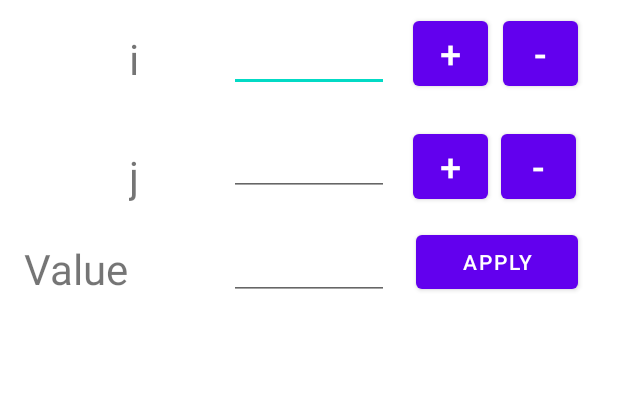
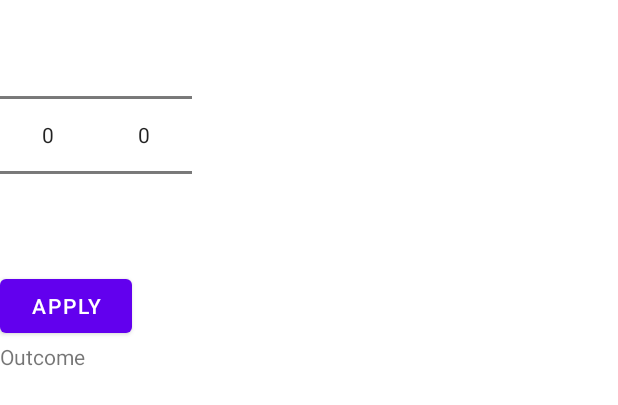
Before and after one commit to qbibubi/graphThing, an Android app: the layout activity_main.xml on its own in the app's theme, with its tools: preview values and no code run, on a phone screen of 412 x 824 dp. Shown: the top 405 px of the screen. Run offline under Robolectric (Android 15) with nearby library versions, the phone set to English and light mode, and no system bars.

Commit message:
Remove dijkstra class, update layout and strings.xml

```diff
--- a/app/src/main/java/com/example/graphthing/DijkstraPathFinding.kt
+++ /dev/null
@@ -1,4 +0,0 @@
-package com.example.graphthing
-
-class DijkstraPathFinding {
-}
--- a/app/src/main/res/layout/activity_main.xml
+++ b/app/src/main/res/layout/activity_main.xml
@@ -1,137 +1,38 @@
 <?xml version="1.0" encoding="utf-8"?>
-<androidx.constraintlayout.widget.ConstraintLayout xmlns:android="http://schemas.android.com/apk/res/android"
-    xmlns:app="http://schemas.android.com/apk/res-auto"
+<LinearLayout xmlns:android="http://schemas.android.com/apk/res/android"
     xmlns:tools="http://schemas.android.com/tools"
     android:layout_width="match_parent"
     android:layout_height="match_parent"
+    android:orientation="vertical"
     tools:context=".MainActivity">
 
-    <Button
-        android:id="@+id/incrementButtonJ"
-        android:layout_width="50dp"
-        android:layout_height="55dp"
-        android:layout_marginStart="16dp"
-        android:layout_marginTop="20dp"
-        android:text="@string/increment_button"
-        android:textSize="25sp"
-        app:layout_constraintStart_toEndOf="@+id/jTextNumber"
-        app:layout_constraintTop_toBottomOf="@+id/incrementButtonI" />
-
-    <Button
-        android:id="@+id/decrementButtonJ"
-        android:layout_width="50dp"
-        android:layout_height="55dp"
-        android:layout_marginStart="8dp"
-        android:layout_marginTop="20dp"
-        android:text="@string/decrement_button"
-        android:textSize="25sp"
-        app:layout_constraintEnd_toEndOf="parent"
-        app:layout_constraintHorizontal_bias="0.034"
-        app:layout_constraintStart_toEndOf="@+id/incrementButtonJ"
-        app:layout_constraintTop_toBottomOf="@+id/decrementButtonI" />
-
-    <TextView
-        android:id="@+id/iTV"
+    <LinearLayout
         android:layout_width="wrap_content"
         android:layout_height="wrap_content"
-        android:layout_marginTop="20dp"
-        android:layout_marginEnd="40dp"
-        android:text="@string/i_text"
-        android:textSize="28sp"
-        app:layout_constraintEnd_toStartOf="@+id/iTextNumber"
-        app:layout_constraintHorizontal_bias="0.811"
-        app:layout_constraintStart_toStartOf="parent"
-        app:layout_constraintTop_toTopOf="parent" />
+        android:orientation="horizontal">
 
-    <TextView
-        android:id="@+id/jTV"
-        android:layout_width="wrap_content"
-        android:layout_height="wrap_content"
-        android:layout_marginTop="40dp"
-        android:text="@string/j_text"
-        android:textSize="28sp"
-        app:layout_constraintEnd_toStartOf="@+id/jTextNumber"
-        app:layout_constraintHorizontal_bias="0.589"
-        app:layout_constraintStart_toStartOf="parent"
-        app:layout_constraintTop_toBottomOf="@+id/iTV" />
+        <NumberPicker
+            android:id="@+id/startPoint"
+            android:layout_width="wrap_content"
+            android:layout_height="wrap_content" />
+
+        <NumberPicker
+            android:id="@+id/endPoint"
+            android:layout_width="wrap_content"
+            android:layout_height="wrap_content" />
+
+    </LinearLayout>
 
     <Button
         android:id="@+id/applyButton"
-        android:layout_width="108dp"
+        android:layout_width="wrap_content"
         android:layout_height="wrap_content"
-        android:layout_marginTop="20dp"
-        android:text="@string/apply_button"
-        app:layout_constraintEnd_toEndOf="parent"
-        app:layout_constraintHorizontal_bias="0.4"
-        app:layout_constraintStart_toEndOf="@+id/valueTextNumber"
-        app:layout_constraintTop_toBottomOf="@+id/jTextNumber" />
+        android:text="@string/apply_button"/>
 
     <TextView
-        android:id="@+id/valueTV"
+        android:id="@+id/outcomeTextView"
         android:layout_width="wrap_content"
         android:layout_height="wrap_content"
-        android:layout_marginTop="24dp"
-        android:text="@string/value_text"
-        android:textSize="28sp"
-        app:layout_constraintEnd_toStartOf="@+id/valueTextNumber"
-        app:layout_constraintHorizontal_bias="0.192"
-        app:layout_constraintStart_toStartOf="parent"
-        app:layout_constraintTop_toBottomOf="@+id/jTV" />
+        android:text="@string/value_text"/>
 
-    <EditText
-        android:id="@+id/iTextNumber"
-        android:layout_width="wrap_content"
-        android:layout_height="wrap_content"
-        android:layout_marginTop="16dp"
-        android:ems="5"
-        android:inputType="number"
-        app:layout_constraintEnd_toEndOf="parent"
-        app:layout_constraintStart_toStartOf="parent"
-        app:layout_constraintTop_toTopOf="parent" />
-
-    <EditText
-        android:id="@+id/jTextNumber"
-        android:layout_width="wrap_content"
-        android:layout_height="wrap_content"
-        android:layout_marginTop="24dp"
-        android:ems="5"
-        android:inputType="number"
-        app:layout_constraintEnd_toEndOf="parent"
-        app:layout_constraintStart_toStartOf="parent"
-        app:layout_constraintTop_toBottomOf="@+id/iTextNumber" />
-
-    <EditText
-        android:id="@+id/valueTextNumber"
-        android:layout_width="wrap_content"
-        android:layout_height="wrap_content"
-        android:layout_marginTop="24dp"
-        android:ems="5"
-        android:inputType="number"
-        app:layout_constraintEnd_toEndOf="parent"
-        app:layout_constraintStart_toStartOf="parent"
-        app:layout_constraintTop_toBottomOf="@+id/jTextNumber" />
-
-    <Button
-        android:id="@+id/incrementButtonI"
-        android:layout_width="50dp"
-        android:layout_height="55dp"
-        android:layout_marginStart="16dp"
-        android:layout_marginTop="8dp"
-        android:text="@string/increment_button"
-        android:textSize="25sp"
-        app:layout_constraintStart_toEndOf="@+id/iTextNumber"
-        app:layout_constraintTop_toTopOf="parent" />
-
-    <Button
-        android:id="@+id/decrementButtonI"
-        android:layout_width="50dp"
-        android:layout_height="55dp"
-        android:layout_marginTop="8dp"
-        android:text="@string/decrement_button"
-        android:textSize="25sp"
-        app:layout_constraintEnd_toEndOf="parent"
-        app:layout_constraintHorizontal_bias="0.27"
-        app:layout_constraintStart_toEndOf="@+id/incrementButtonI"
-        app:layout_constraintTop_toTopOf="parent" />
-
-</androidx.constraintlayout.widget.ConstraintLayout>
+</LinearLayout>
--- a/app/src/main/res/values/strings.xml
+++ b/app/src/main/res/values/strings.xml
@@ -4,12 +4,8 @@
 
     <!-- Button labels -->
     <string name="apply_button">Apply</string>
-    <string name="increment_button">+</string>
-    <string name="decrement_button">-</string>
 
     <!-- TextView labels -->
-    <string name="i_text">i</string>
-    <string name="j_text">j</string>
-    <string name="value_text">Value</string>
+    <string name="value_text">Outcome</string>
 
 </resources>
```
